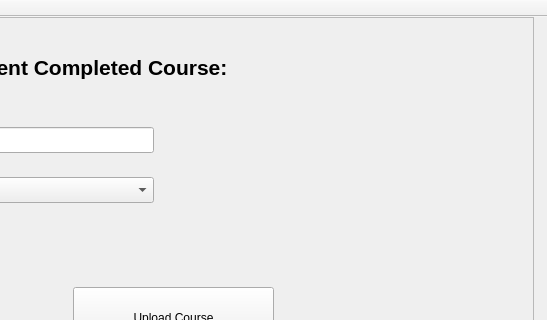
First picture: the form in QtWidgetsApplication1/uploadStudentCompletedCourse.ui, repository HassanAhmedMa/CourseRegistrationQTProject, before the edit; both pictures show x 147 to 694 and y 0 to 320 of the 694 by 564 pixel window.
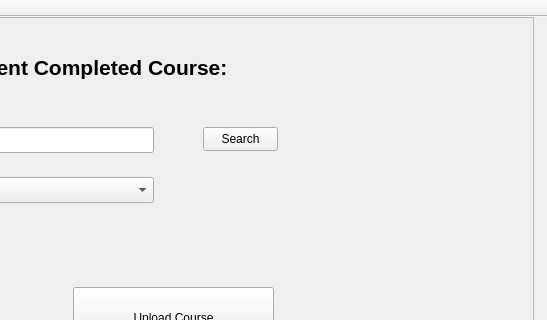
Second picture: the form after the edit.

The edit to the form file:
```diff
--- a/QtWidgetsApplication1/uploadStudentCompletedCourse.ui
+++ b/QtWidgetsApplication1/uploadStudentCompletedCourse.ui
@@ -130,6 +130,19 @@
       <string>Back</string>
      </property>
     </widget>
+    <widget class="QPushButton" name="searchBtn">
+     <property name="geometry">
+      <rect>
+       <x>350</x>
+       <y>110</y>
+       <width>75</width>
+       <height>24</height>
+      </rect>
+     </property>
+     <property name="text">
+      <string>Search</string>
+     </property>
+    </widget>
    </widget>
   </widget>
   <widget class="QMenuBar" name="menuBar">
```
Left out of the diff: 6 changed lines with no effect on the pictures.
